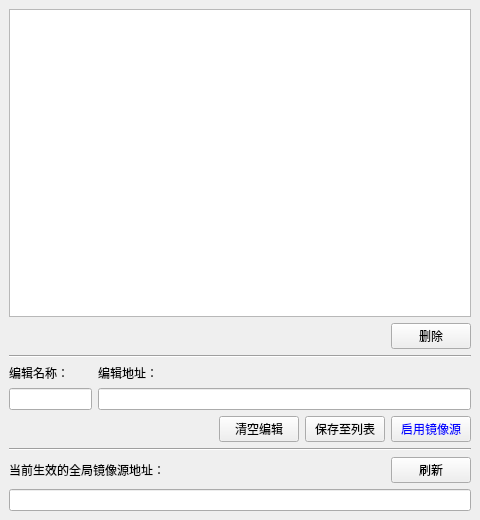
The window that ui/index_manager.ui (hrpzcf/AwesomePyKit) describes before a commit, drawn with Qt 5.
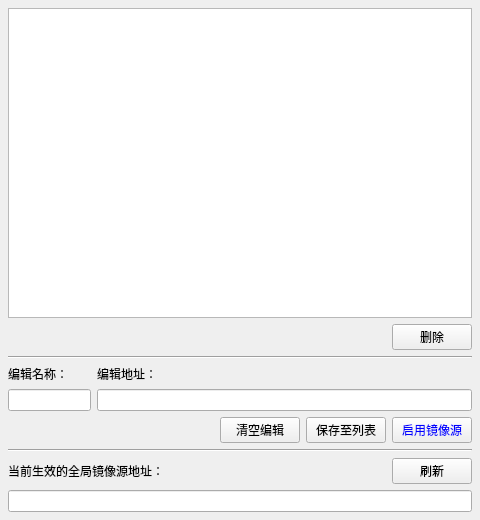
The same window after the commit.

What changed in the file:
```diff
--- a/ui/index_manager.ui
+++ b/ui/index_manager.ui
@@ -23,6 +23,18 @@
   </property>
   <widget class="QWidget" name="centralwidget">
    <layout class="QVBoxLayout" name="verticalLayout_5">
+    <property name="leftMargin">
+     <number>8</number>
+    </property>
+    <property name="topMargin">
+     <number>8</number>
+    </property>
+    <property name="rightMargin">
+     <number>8</number>
+    </property>
+    <property name="bottomMargin">
+     <number>8</number>
+    </property>
     <item>
      <layout class="QVBoxLayout" name="verticalLayout_4" stretch="9,1,1,1,1,1,1">
       <item>
```
